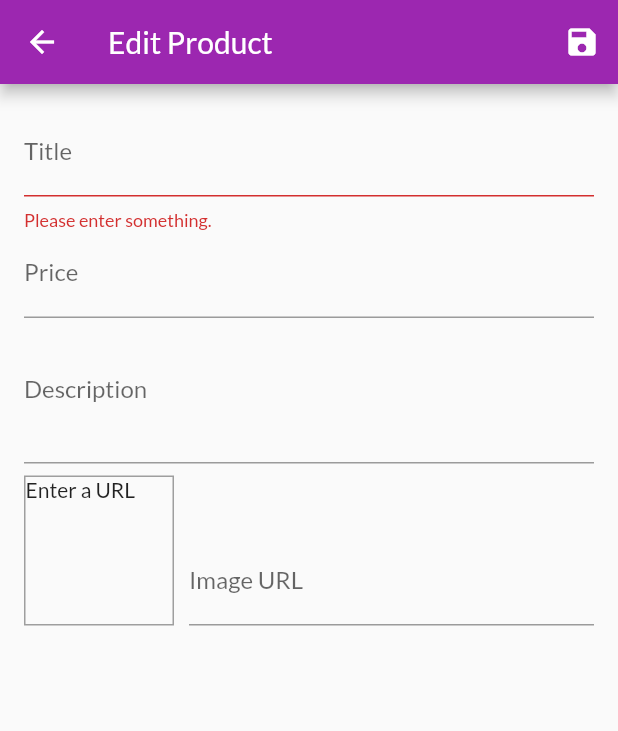
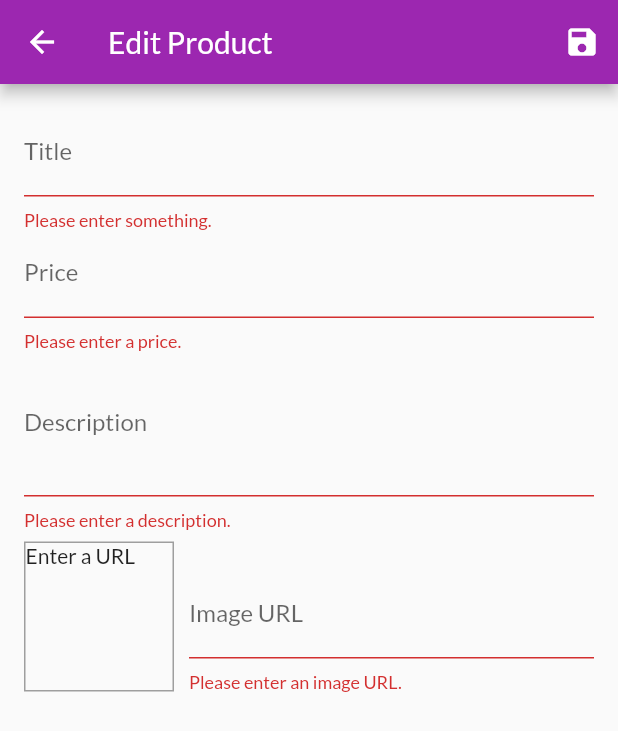
Before and after one commit to furkanayyildiz/shop_app, a Flutter app: the EditProductScreen screen opened by its route, after a tap on the "save" icon, on a phone screen of 412 x 824 dp. Shown: the top 731 px of the screen. Run offline on Flutter 3.47's test engine with Material 2 defaults, Android fonts, the phone set to English and light mode, and no system bars; network calls fail.

Commit message:
edit screen textfields validation

```diff
--- a/lib/screens/edit_product_screen.dart
+++ b/lib/screens/edit_product_screen.dart
@@ -41,6 +41,13 @@ class _EditProductScreenState extends State<EditProductScreen> {
 
   void _updateImageUrl() {
     if (!_imageUrlFocusNode.hasFocus) {
+      if ((!_imageUrlController.text.startsWith('http') &&
+              !_imageUrlController.text.startsWith('https')) ||
+          (!_imageUrlController.text.endsWith('.png') &&
+              !_imageUrlController.text.endsWith('.jpg') &&
+              !_imageUrlController.text.endsWith('.jpeg'))) {
+        return;
+      }
       setState(() {});
     }
   }
@@ -105,6 +112,18 @@ class _EditProductScreenState extends State<EditProductScreen> {
                 onFieldSubmitted: (_) {
                   FocusScope.of(context).requestFocus(_descriptionFocusNode);
                 },
+                validator: (value) {
+                  if (value!.isEmpty) {
+                    return 'Please enter a price.';
+                  }
+                  if (double.tryParse(value) == null) {
+                    return 'Please enter a valid number.';
+                  }
+                  if (double.parse(value) <= 0) {
+                    return 'Please enter a number greater than zero.';
+                  }
+                  return null;
+                },
                 onSaved: (value) {
                   _editedProduct = Product(
                     title: _editedProduct.title,
@@ -120,6 +139,15 @@ class _EditProductScreenState extends State<EditProductScreen> {
                 maxLines: 3,
                 keyboardType: TextInputType.multiline,
                 focusNode: _descriptionFocusNode,
+                validator: (value) {
+                  if (value!.isEmpty) {
+                    return 'Please enter a description.';
+                  }
+                  if (value.length < 10) {
+                    return 'Should be at least 10 characters long.';
+                  }
+                  return null;
+                },
                 onSaved: (value) {
                   _editedProduct = Product(
                     title: _editedProduct.title,
@@ -168,6 +196,21 @@ class _EditProductScreenState extends State<EditProductScreen> {
                       // onFieldSubmitted: (_) {
                       //   _saveForm();
                       // },
+                      validator: (value) {
+                        if (value!.isEmpty) {
+                          return 'Please enter an image URL.';
+                        }
+                        if (!value.startsWith('http') &&
+                            !value.startsWith('https')) {
+                          return 'Please enter a valid URL.';
+                        }
+                        if (!value.endsWith('.png') &&
+                            !value.endsWith('.jpg') &&
+                            !value.endsWith('.jpeg')) {
+                          return 'Please enter a valid image URL.';
+                        }
+                        return null;
+                      },
                       onSaved: (value) {
                         _editedProduct = Product(
                           title: _editedProduct.title,
```
